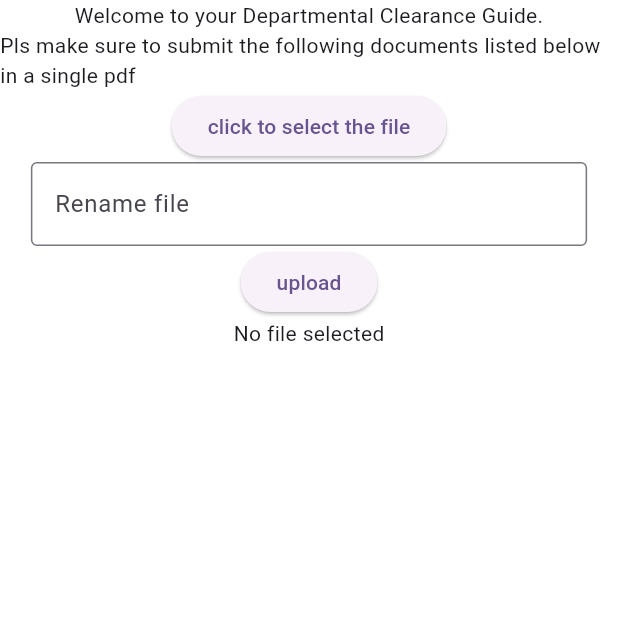
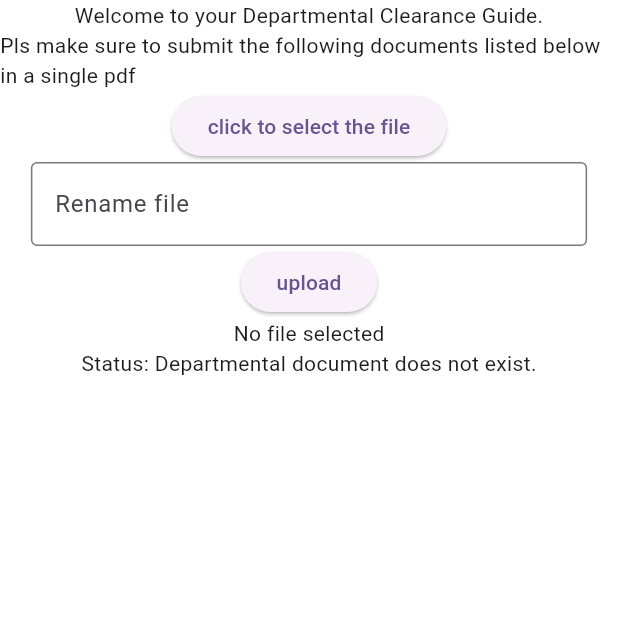
Before and after one commit to sirisenju/Ng-Clearance, a Flutter app: the DepartmentClearance screen opened directly, after a tap on "click to select the file", on a phone screen of 412 x 824 dp, the top half of it. Run offline on Flutter 3.47's test engine with Material 2 defaults, Android fonts, the phone set to English and light mode, and no system bars; our stand-ins replace cloud_firestore, file_picker, firebase_auth, firebase_core, firebase_storage; missing offline and left inert: syncfusion_flutter_pdfviewer; accounts and stored records are empty.

Commit message:
back and front sync

```diff
--- a/clearance_proj/lib/screens/auth_pages/loginPage.dart
+++ b/clearance_proj/lib/screens/auth_pages/loginPage.dart
@@ -103,7 +103,7 @@ class _LoginPageState extends State<LoginPage> {
           Row(
             mainAxisAlignment: MainAxisAlignment.end,
             children: [
-              const Text("Dont have an account?"),
+              const Text("Don't have an account?"),
               GestureDetector(
                 onTap: (){
                   Navigator.pushReplacement(
--- a/clearance_proj/lib/screens/clearancePages/departmental.dart
+++ b/clearance_proj/lib/screens/clearancePages/departmental.dart
@@ -39,20 +39,20 @@ class _DepartmentClearanceState extends State<DepartmentClearance> {
   void openFilePicker() async {
     FilePickerResult? result = await FilePicker.platform.pickFiles(
       allowMultiple: false,
-      allowedExtensions: ["pdf", "jpg"]// Disallow selecting multiple files
+      // allowedExtensions: ["pdf", "jpg"]// Disallow selecting multiple files
     );
 
     if (result != null) {
       PlatformFile file = result.files.first;
       String customFileName = fileNameController.text;
       setState(() {
-        selectedFileName = customFileName.isNotEmpty ? customFileName : file.name;
+        selectedFileName =
+        customFileName.isNotEmpty ? customFileName : file.name;
         _fileName = result.files.first.name;
         documentFile =
             File(file.path!); // Create a File object from the file path
         fileNameController.clear();
       });
-
     } else {
       // User canceled the picker
       setState(() {
@@ -74,8 +74,7 @@ class _DepartmentClearanceState extends State<DepartmentClearance> {
     // Create a new document entry in Firestore.
     await FirebaseFirestore.instance.collection('user_documents')
         .doc(userUid)
-        .collection('documents')
-        .add({
+        .collection('documents').doc("departmental").set({
       'filename': filename,
       'url': downloadURL,
       'timestamp': FieldValue.serverTimestamp(),
@@ -84,10 +83,10 @@ class _DepartmentClearanceState extends State<DepartmentClearance> {
 
     // If the upload is successful, show the success SnackBar
     showSuccessSnackBar("Document uploaded successfully");
-    clearTextfield();//clear text field
+    clearTextfield(); //clear text field
     print("successful");
+  }
 
-  }
 
   //show snackbar
   void showSuccessSnackBar(String message) {
@@ -107,13 +106,14 @@ class _DepartmentClearanceState extends State<DepartmentClearance> {
       body: SafeArea(
         child: Column(
           children: [
-            Text("Welcome to your Departmental Clearance Guide."),
-            Text("Pls make sure to submit the following documents listed below in a single pdf"),
+            const Text("Welcome to your Departmental Clearance Guide."),
+            const Text(
+                "Pls make sure to submit the following documents listed below in a single pdf"),
             ElevatedButton(
-              onPressed: (){
+              onPressed: () {
                 openFilePicker();
               },
-              child: Text("click to select the file"),
+              child: const Text("click to select the file"),
             ),
             MyFormField(
                 controller: fileNameController,
@@ -124,17 +124,70 @@ class _DepartmentClearanceState extends State<DepartmentClearance> {
               onPressed: () {
                 uploadFiles(user!.uid, documentFile!, fileNameController.text);
               },
-              child: Text('upload'),
+              child: const Text('upload'),
             ),
             Text(_fileName),
+            StatusWidget(userID: user!.uid)
           ],
         ),
       ),
     );
   }
+
   @override
   void dispose() {
     fileNameController.dispose();
     super.dispose();
   }
 }
+
+// Assuming you have a reference to the user document
+Future<String> getStatus(String userID) async {
+  DocumentReference userRef = FirebaseFirestore.instance.collection(
+      'user_documents').doc(userID);
+  try {
+    CollectionReference departmentalCollectionRef = userRef.collection(
+        'documents');
+    DocumentSnapshot departmentalDoc = await departmentalCollectionRef.doc(
+        'departmental').get();
+
+    if (departmentalDoc.exists) {
+      Map<String, dynamic> data = departmentalDoc.data() as Map<
+          String,
+          dynamic>;
+
+      if (data.containsKey('status')) {
+        String status = data['status'];
+        return status;
+      } else {
+        return 'Status field does not exist in the document.';
+      }
+    } else {
+      return 'Departmental document does not exist.';
+    }
+  } catch (e) {
+    return 'Error getting status: $e';
+  }
+}
+
+class StatusWidget extends StatelessWidget {
+  final String userID;
+
+  StatusWidget({required this.userID});
+
+  @override
+  Widget build(BuildContext context) {
+    return FutureBuilder<String>(
+      future: getStatus(userID),
+      builder: (context, snapshot) {
+        if (snapshot.connectionState == ConnectionState.waiting) {
+          return const CircularProgressIndicator();
+        } else if (snapshot.hasError) {
+          return Text('Error: ${snapshot.error}');
+        } else {
+          return Text('Status: ${snapshot.data}');
+        }
+      },
+    );
+  }
+}
--- a/clearance_proj/pubspec.yaml
+++ b/clearance_proj/pubspec.yaml
@@ -40,6 +40,8 @@ dependencies:
   firebase_auth: ^4.3.0
   cloud_firestore: ^4.12.0
   firebase_storage: ^11.4.0
+  #pdf
+  syncfusion_flutter_pdfviewer: ^23.2.4
 
   #for files
   file_picker: ^6.0.0
```
Also changed, not shown: clearance_proj/lib/screens/nav_screens/adminPanel.dart (+62 -2 lines), clearance_proj/lib/screens/nav_screens/status.dart (added, +69 -0 lines), clearance_proj/pubspec.lock, 6 other files.
